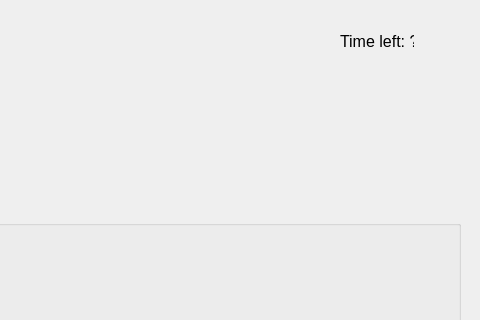
This is QuestionnaireGUI/QuestionForm.ui in rareseanu/proiect-pa as Qt 5 draws it before an edit; both pictures show x 800 to 1280 and y 0 to 320 of the 1280 by 720 pixel window. The edited form follows.
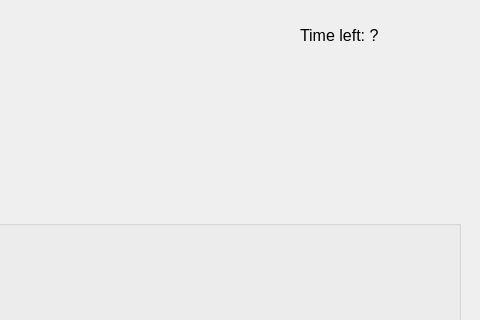
This is the edited form. Icons and pictures are not drawn.

Commit message: UPDATE: Implementing the framework in GUI (loading questions, ability to solve the quiz, sending result to database).

What changed in the file:
```diff
--- a/QuestionnaireGUI/QuestionForm.ui
+++ b/QuestionnaireGUI/QuestionForm.ui
@@ -156,10 +156,10 @@
    <widget class="QLabel" name="timeLabel">
     <property name="geometry">
      <rect>
-      <x>1140</x>
-      <y>30</y>
-      <width>74</width>
-      <height>22</height>
+      <x>1100</x>
+      <y>10</y>
+      <width>161</width>
+      <height>51</height>
      </rect>
     </property>
     <property name="font">
```
Left out of the diff: 2 changed lines with no effect on the pictures. The commit also changes 15 other files.
